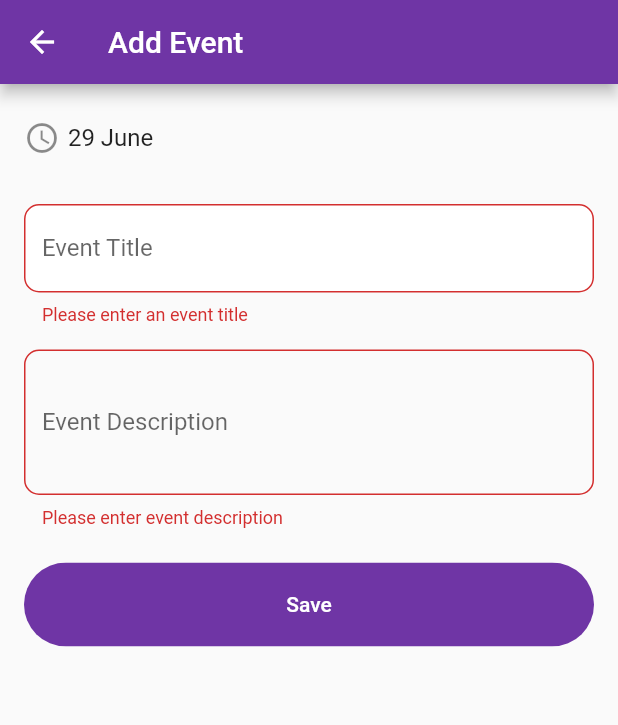
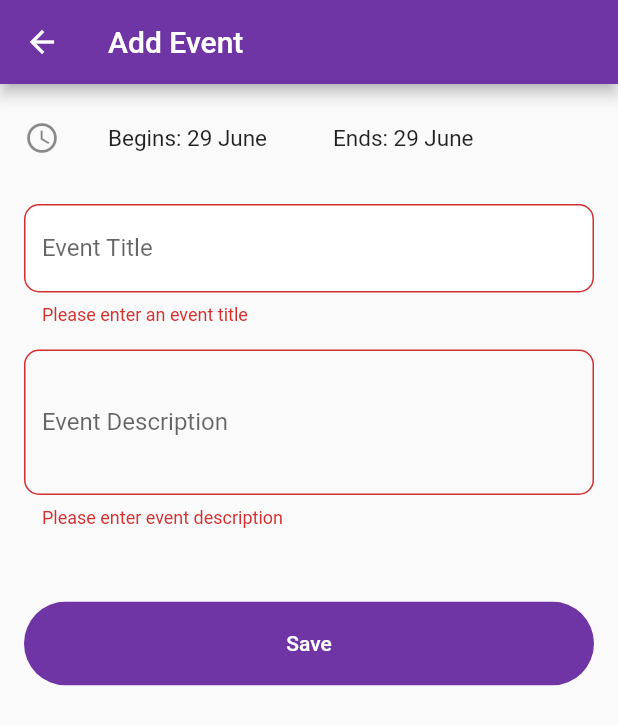
Before and after one commit to chwoozy/dayly, a Flutter app: the AddEvent screen opened by its route, after a tap on "Save", on a phone screen of 412 x 824 dp. Shown: the top 725 px of the screen. Run offline on Flutter 3.47's test engine with Material 2 defaults, Android fonts, the phone set to English and light mode, and no system bars; our stand-ins replace cloud_firestore, curved_navigation_bar, firebase_auth, firebase_storage, flutter_spinkit, google_fonts and 4 more; missing offline and left inert: googleapis; accounts and stored records are empty.

Commit message:
minor fix regarding event model

```diff
--- a/lib/pages/calendar/add_event.dart
+++ b/lib/pages/calendar/add_event.dart
@@ -1,6 +1,7 @@
 import 'package:dayly/components/constants.dart';
 import 'package:dayly/components/loading.dart';
 import 'package:dayly/components/rounded-button.dart';
+import 'package:dayly/pages/calendar/event_details.dart';
 import 'package:dayly/pages/models/event.dart';
 import 'package:dayly/pages/models/user.dart';
 import 'package:dayly/services/database.dart';
@@ -20,10 +21,12 @@ class AddEvent extends StatefulWidget {
 class _AddEventState extends State<AddEvent> {
   TextEditingController _title;
   TextEditingController _description;
-  DateTime _eventDate;
+  DateTime _eventFromDate;
+  DateTime _eventToDate;
   final _formKey = GlobalKey<FormState>();
   final _key = GlobalKey<ScaffoldState>();
   bool processing;
+  String _errorMsg;
 
   @override
   void initState() {
@@ -33,8 +36,10 @@ class _AddEventState extends State<AddEvent> {
     _description = TextEditingController(
         text:
             widget.currentEvent != null ? widget.currentEvent.description : "");
-    _eventDate = DateTime.now();
+    _eventFromDate = DateTime.now();
+    _eventToDate = DateTime.now();
     processing = false;
+    _errorMsg = '';
   }
 
   @override
@@ -58,25 +63,71 @@ class _AddEventState extends State<AddEvent> {
                     children: <Widget>[
                       Padding(
                         padding: const EdgeInsets.symmetric(vertical: 8.0),
+                        child: Row(
+                          children: <Widget>[
+                            Flexible(
                               child: ListTile(
                                 leading: Icon(Icons.access_time),
-                          title: Align(
-                            child: Text(
-                                "${_eventDate.day} ${DateFormat('MMMM').format(_eventDate)}"),
-                            alignment: Alignment(-1.2, 0),
+                                title: Text(
+                                  "Begins: ${_eventFromDate.day} ${DateFormat('MMMM').format(_eventFromDate)}",
+                                  style: TextStyle(
+                                    fontSize: 15.0,
+                                  ),
                                 ),
                                 onTap: () async {
                                   DateTime picked = await showDatePicker(
                                       context: context,
-                                initialDate: _eventDate,
-                                firstDate: DateTime(_eventDate.year - 5),
-                                lastDate: DateTime(_eventDate.year + 5));
+                                      initialDate: _eventFromDate,
+                                      firstDate:
+                                          DateTime(_eventFromDate.year - 5),
+                                      lastDate:
+                                          DateTime(_eventFromDate.year + 5));
                                   if (picked != null) {
+                                    if (_eventToDate.isBefore(picked)) {
                                       setState(() {
-                                _eventDate = picked;
+                                        _eventFromDate = picked;
+                                        _eventToDate = picked;
+                                      });
+                                    } else {
+                                      setState(() {
+                                        _eventFromDate = picked;
                                       });
                                     }
+                                  }
                                 },
+                              ),
+                            ),
+                            Flexible(
+                              child: ListTile(
+                                title: Text(
+                                  "Ends: ${_eventToDate.day} ${DateFormat('MMMM').format(_eventToDate)}",
+                                  style: TextStyle(
+                                    fontSize: 15.0,
+                                  ),
+                                ),
+                                onTap: () async {
+                                  DateTime picked = await showDatePicker(
+                                      context: context,
+                                      initialDate: _eventToDate,
+                                      firstDate:
+                                          DateTime(_eventToDate.year - 5),
+                                      lastDate:
+                                          DateTime(_eventToDate.year + 5));
+                                  if (picked != null) {
+                                    if (picked.isBefore(_eventFromDate)) {
+                                      setState(() {
+                                        _errorMsg = 'Invalid dates selected!';
+                                      });
+                                    } else {
+                                      setState(() {
+                                        _eventToDate = picked;
+                                      });
+                                    }
+                                  }
+                                },
+                              ),
+                            ),
+                          ],
                         ),
                       ),
                       Padding(
@@ -112,6 +163,14 @@ class _AddEventState extends State<AddEvent> {
                         ),
                       ),
                       SizedBox(height: 10.0),
+                      Padding(
+                        padding: const EdgeInsets.symmetric(horizontal: 16.0),
+                        child: Text(
+                          _errorMsg,
+                          style: TextStyle(color: Colors.red),
+                        ),
+                      ),
+                      SizedBox(height: 10.0),
                       processing
                           ? Center(child: CircularProgressIndicator())
                           : Padding(
@@ -123,22 +182,31 @@ class _AddEventState extends State<AddEvent> {
                                     setState(() {
                                       processing = true;
                                     });
+                                    Event _event;
                                     if (widget.currentEvent != null) {
-                                      await DatabaseService(
+                                      _event = await DatabaseService(
                                               uid: snapshot.data.uid)
                                           .updateEvent(widget.currentEvent);
                                     } else {
+                                      _event = Event.newEvent(
+                                          _title.text,
+                                          _description.text,
+                                          _eventFromDate,
+                                          _eventToDate);
                                       await DatabaseService(
                                               uid: snapshot.data.uid)
-                                          .updateEvent(Event.newEvent(
-                                              _title.text,
-                                              _description.text,
-                                              DateTime.now()));
+                                          .updateEvent(_event);
                                     }
                                     Navigator.pop(context);
                                     setState(() {
                                       processing = false;
                                     });
+                                    Navigator.push(
+                                        context,
+                                        MaterialPageRoute(
+                                            builder: (_) => EventDetails(
+                                                  event: _event,
+                                                )));
                                   }
                                 },
                                 text: 'Save',
--- a/lib/pages/calendar/event_details.dart
+++ b/lib/pages/calendar/event_details.dart
@@ -25,7 +25,10 @@ class EventDetails extends StatelessWidget {
               style: Theme.of(context).textTheme.headline4,
             ),
             Text(
-              "${event.eventDate.day} ${DateFormat("MMMM").format(event.eventDate)} ${DateFormat("y").format(event.eventDate)}",
+              "Begins: ${event.eventFromDate.day} ${DateFormat("MMMM").format(event.eventFromDate)} ${DateFormat("y").format(event.eventFromDate)}",
+            ),
+            Text(
+              "Ends: ${event.eventToDate.day} ${DateFormat("MMMM").format(event.eventToDate)} ${DateFormat("y").format(event.eventToDate)}",
             ),
             SizedBox(height: 20.0),
             Text(event.description)
--- a/lib/pages/models/event.dart
+++ b/lib/pages/models/event.dart
@@ -5,11 +5,18 @@ class Event {
   final String eid;
   final String title;
   final String description;
-  final DateTime eventDate;
+  final DateTime eventFromDate;
+  final DateTime eventToDate;
 
-  Event({this.eid, this.title, this.description, this.eventDate});
+  Event(
+      {this.eid,
+      this.title,
+      this.description,
+      this.eventFromDate,
+      this.eventToDate});
 
-  Event.newEvent(this.title, this.description, this.eventDate)
+  Event.newEvent(
+      this.title, this.description, this.eventFromDate, this.eventToDate)
       : this.eid = _uuid.v4();
 
   // factory Event.fromMap(Map data) {
```
Also changed, not shown: lib/pages/calendar/calendar.dart (+8 -5 lines), lib/services/database.dart (+9 -3 lines). Lines whose indentation alone changed are shown as unchanged.
